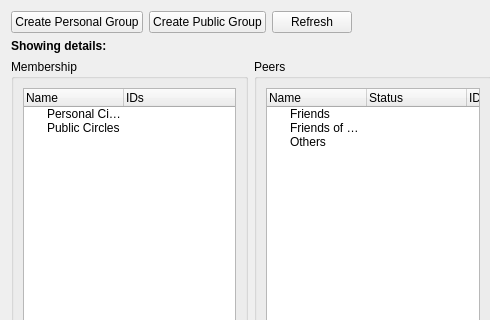
First picture: the form in retroshare-gui/src/gui/Circles/CirclesDialog.ui, repository RetroShare/RetroShare, before the edit; both pictures show x 0 to 490 and y 0 to 320 of the 746 by 568 pixel window.
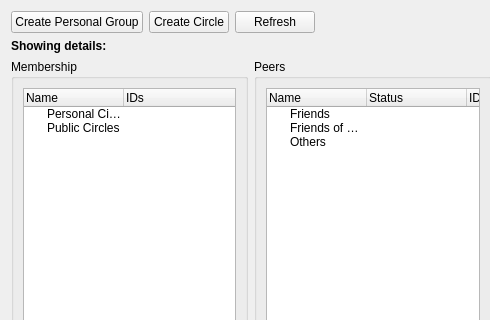
Second picture: the form after the edit.

Commit message: GXS Improvements:  - Added Basic CreateCircle Dialog.  - Fixed up subscribe in both Posted and GxsChannels, tweaks to GxsForums too.  - added update checks in GxsChannels.  - made subscribe changes refresh Group List too.

```diff
--- a/retroshare-gui/src/gui/Circles/CirclesDialog.ui
+++ b/retroshare-gui/src/gui/Circles/CirclesDialog.ui
@@ -26,7 +26,7 @@
      <item>
       <widget class="QPushButton" name="pushButton_publicgroup">
        <property name="text">
-        <string>Create Public Group</string>
+        <string>Create Circle</string>
        </property>
       </widget>
      </item>
```
Left out of the diff: 2 changed lines with no effect on the pictures. The commit also changes 13 other files.
